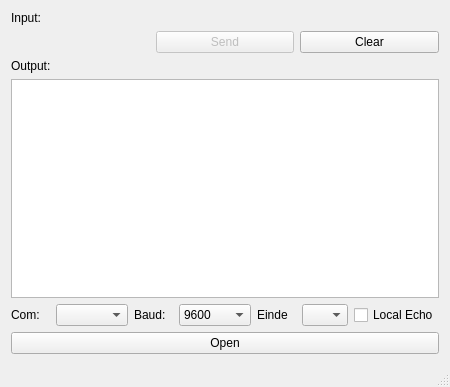
The window that serialwrite.ui (4ilo/serialWrite) describes before a commit, drawn with Qt 5.
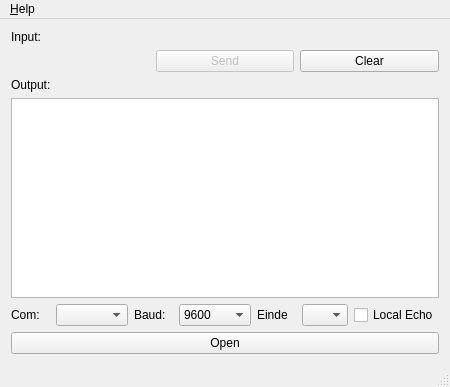
The same window after the commit. Custom widgets are drawn as their Qt base class.

Commit message: about window toegevoegd

```diff
--- a/serialwrite.ui
+++ b/serialwrite.ui
@@ -155,6 +155,13 @@
      <height>22</height>
     </rect>
    </property>
+   <widget class="QMenu" name="menuHelp">
+    <property name="title">
+     <string>&amp;Help</string>
+    </property>
+    <addaction name="actionAbout"/>
+   </widget>
+   <addaction name="menuHelp"/>
   </widget>
   <widget class="QStatusBar" name="statusBar"/>
   <action name="action_Configure">
```
Left out of the diff: 33 changed lines with no effect on the pictures. The commit also changes 6 other files.
